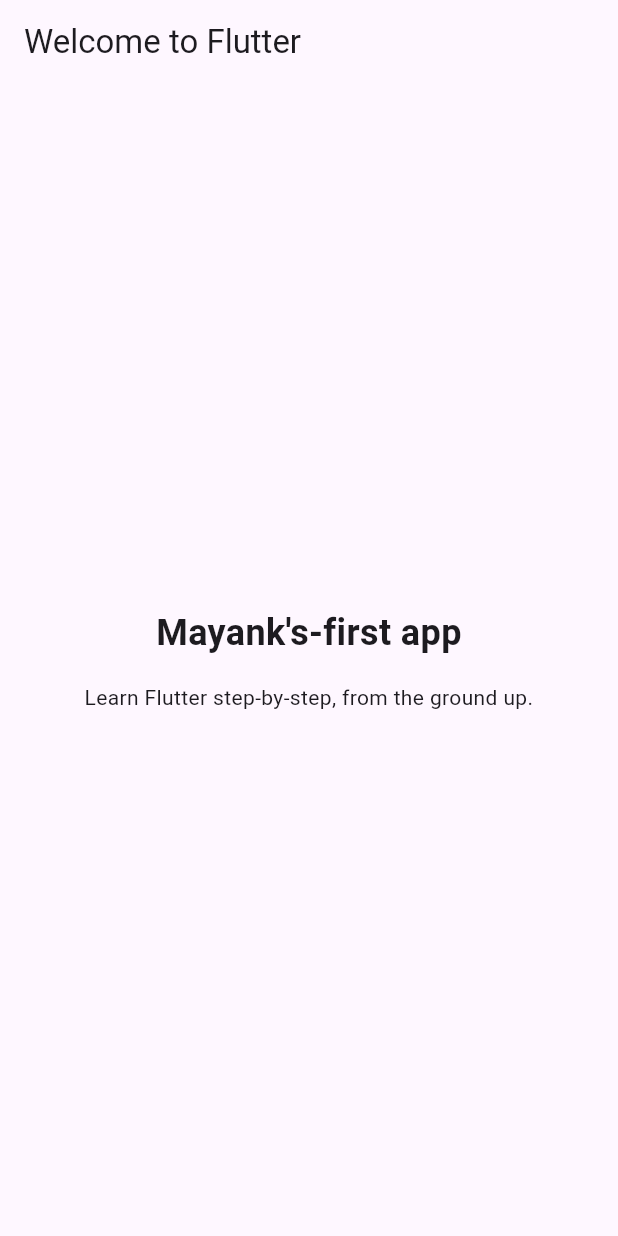
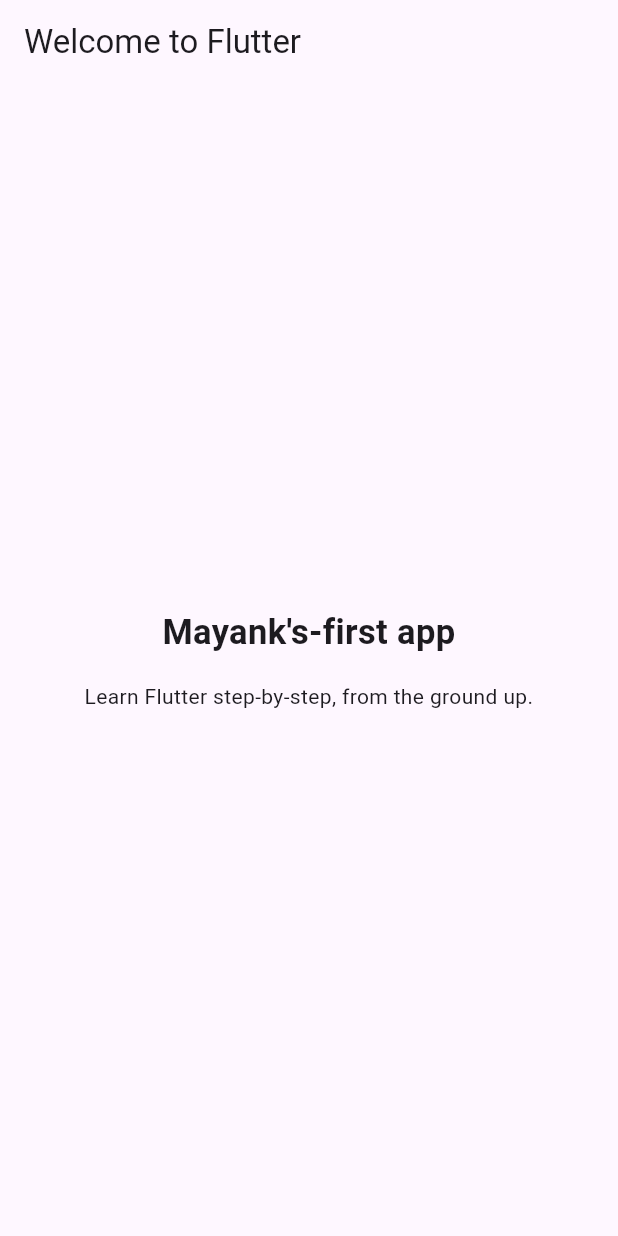
Before and after one commit to mayank0508/gokartIN, a Flutter app: the screen it shows after launch, on a phone screen of 412 x 824 dp. Run offline on Flutter 3.47's test engine with Material 3 defaults, Android fonts, the phone set to English and light mode, and no system bars.

Commit message:
first-commit

```diff
--- a/lib/main.dart
+++ b/lib/main.dart
@@ -36,7 +36,7 @@ class MyApp extends StatelessWidget {
                 "Mayank's-first app",
                 textAlign: TextAlign.center,
                 style: TextStyle(
-                  fontSize: 24,
+                  fontSize: 23,
                   fontWeight: FontWeight.bold,
                 ),
               ),
```
